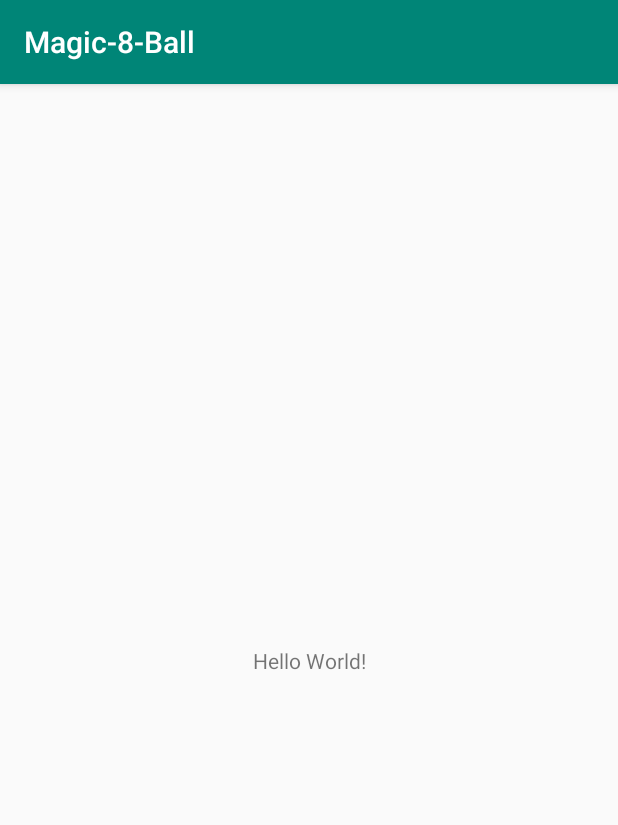
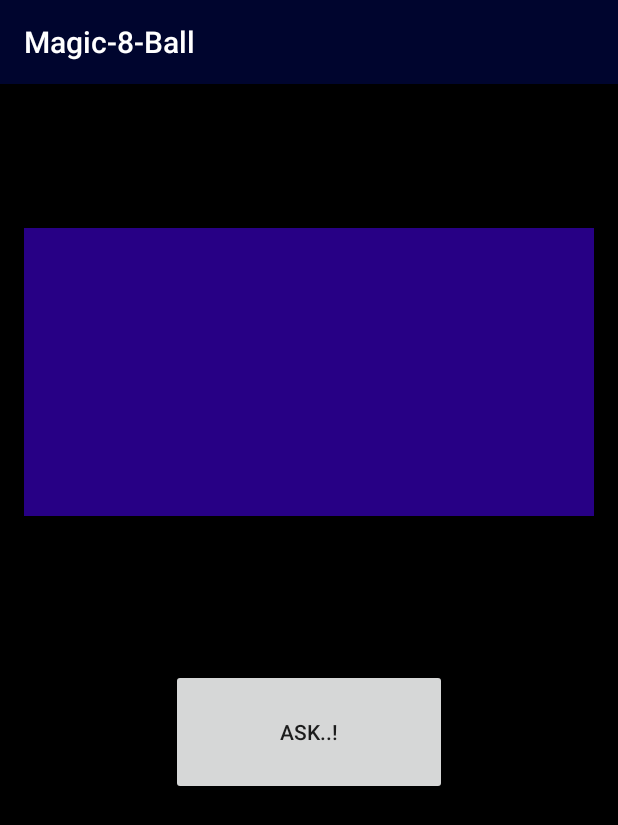
Before and after one commit to rishikesh1419/Android-Magic-8-Ball, an Android app: the screen it shows after launch (MainActivity), on a phone screen of 412 x 824 dp. Shown: the top 825 px of the screen. Run offline under Robolectric (Android 15) with nearby library versions, the phone set to English and light mode, and no system bars.

Commit message:
Function done, need to beautify

```diff
--- a/app/src/main/java/com/example/magic_8_ball/MainActivity.java
+++ b/app/src/main/java/com/example/magic_8_ball/MainActivity.java
@@ -3,12 +3,57 @@ package com.example.magic_8_ball;
 import androidx.appcompat.app.AppCompatActivity;
 
 import android.os.Bundle;
+import android.view.View;
+import android.widget.Button;
+import android.widget.TextView;
+
+import java.util.ArrayList;
+import java.util.List;
+import java.util.Random;
 
 public class MainActivity extends AppCompatActivity {
+
+
+    TextView answerTv;
+    Button askBtn;
+    List<String> list;
 
     @Override
     protected void onCreate(Bundle savedInstanceState) {
         super.onCreate(savedInstanceState);
         setContentView(R.layout.activity_main);
+
+        answerTv = findViewById(R.id.answerTv);
+        askBtn = findViewById(R.id.askBtn);
+
+        list = new ArrayList<String>();
+        list.add("It is certain.");
+        list.add("It is decidedly so.");
+        list.add("Without a doubt.");
+        list.add("Yes - definitely.");
+        list.add("You may rely on it.");
+        list.add("As I see it, yes.");
+        list.add("Most likely.");
+        list.add("Outlook good.");
+        list.add("Yes.");
+        list.add("Signs point to yes.");
+        list.add("Reply hazy, try again.");
+        list.add("Ask again later.");
+        list.add("Better not tell you now.");
+        list.add("Cannot predict now.");
+        list.add("Concentrate and ask again.");
+        list.add("Don't count on it.");
+        list.add("My reply is no.");
+        list.add("My sources say no.");
+        list.add("Outlook not so good.");
+        list.add("Very doubtful.");
+    }
+
+    public void ask(View view) {
+        answerTv.setText(null);
+        int a;
+        Random r = new Random();
+        a = r.nextInt((19) + 1);
+        answerTv.setText(list.get(a));
     }
 }
--- a/app/src/main/res/layout/activity_main.xml
+++ b/app/src/main/res/layout/activity_main.xml
@@ -1,18 +1,71 @@
 <?xml version="1.0" encoding="utf-8"?>
-<androidx.constraintlayout.widget.ConstraintLayout xmlns:android="http://schemas.android.com/apk/res/android"
-    xmlns:app="http://schemas.android.com/apk/res-auto"
-    xmlns:tools="http://schemas.android.com/tools"
+<LinearLayout xmlns:android="http://schemas.android.com/apk/res/android"
     android:layout_width="match_parent"
     android:layout_height="match_parent"
-    tools:context=".MainActivity">
+    android:weightSum="8"
+    android:paddingLeft="16dp"
+    android:paddingRight="16dp"
+    android:orientation="vertical"
+    android:gravity="center_horizontal"
+    android:background="@color/colorPrimaryDark">
 
-    <TextView
-        android:layout_width="wrap_content"
-        android:layout_height="wrap_content"
-        android:text="Hello World!"
-        app:layout_constraintBottom_toBottomOf="parent"
-        app:layout_constraintLeft_toLeftOf="parent"
-        app:layout_constraintRight_toRightOf="parent"
-        app:layout_constraintTop_toTopOf="parent" />
 
-</androidx.constraintlayout.widget.ConstraintLayout>
+    <LinearLayout
+        android:id="@+id/linearLayout1"
+        android:layout_width="match_parent"
+        android:layout_height="0dp"
+        android:layout_weight="1"
+        android:orientation="vertical"
+        android:gravity="center_horizontal"
+        android:padding="6dp"
+        android:weightSum="1">
+    </LinearLayout>
+    <LinearLayout
+        android:id="@+id/linearLayout2"
+        android:layout_width="match_parent"
+        android:layout_height="0dp"
+        android:layout_weight="2"
+        android:orientation="vertical"
+        android:gravity="center_horizontal"
+        android:padding="6dp"
+        android:weightSum="1"
+        android:background="@color/colorSecondaryDark">
+
+        <TextView
+            android:id="@+id/answerTv"
+            android:layout_width="match_parent"
+            android:layout_height="0dp"
+            android:layout_weight="1"
+            android:text=""
+            android:textAlignment="center"/>
+
+    </LinearLayout>
+    <LinearLayout
+        android:id="@+id/linearLayout3"
+        android:layout_width="match_parent"
+        android:layout_height="0dp"
+        android:layout_weight="1"
+        android:orientation="vertical"
+        android:gravity="center_horizontal"
+        android:padding="6dp"
+        android:weightSum="1">
+    </LinearLayout>
+    <LinearLayout
+        android:id="@+id/linearLayout4"
+        android:layout_width="match_parent"
+        android:layout_height="0dp"
+        android:layout_weight="1"
+        android:orientation="horizontal"
+        android:gravity="center_horizontal"
+        android:padding="6dp"
+        android:weightSum="2">
+
+        <Button
+            android:id="@+id/askBtn"
+            android:layout_width="0dp"
+            android:layout_height="match_parent"
+            android:layout_weight="1"
+            android:text="Ask..!"
+            android:onClick="ask"/>
+    </LinearLayout>
+</LinearLayout>
--- a/app/src/main/res/values/colors.xml
+++ b/app/src/main/res/values/colors.xml
@@ -1,6 +1,11 @@
 <?xml version="1.0" encoding="utf-8"?>
 <resources>
-    <color name="colorPrimary">#008577</color>
-    <color name="colorPrimaryDark">#00574B</color>
-    <color name="colorAccent">#D81B60</color>
+    <color name="colorPrimary">#00052E</color>
+    <color name="colorPrimaryDark">#000</color>
+    <color name="colorPrimaryLite">#4f5b62</color>
+    <color name="colorAccent">#01579b</color>
+    <color name="colorSecondaryDark">#270085</color>
+    <color name="colorSecondaryLite">#4f83cc</color>
+    <color name="colorTextonPrimary">#ffffff</color>
+    <color name="colorTextonSecondary">#ffffff</color>
 </resources>
```
